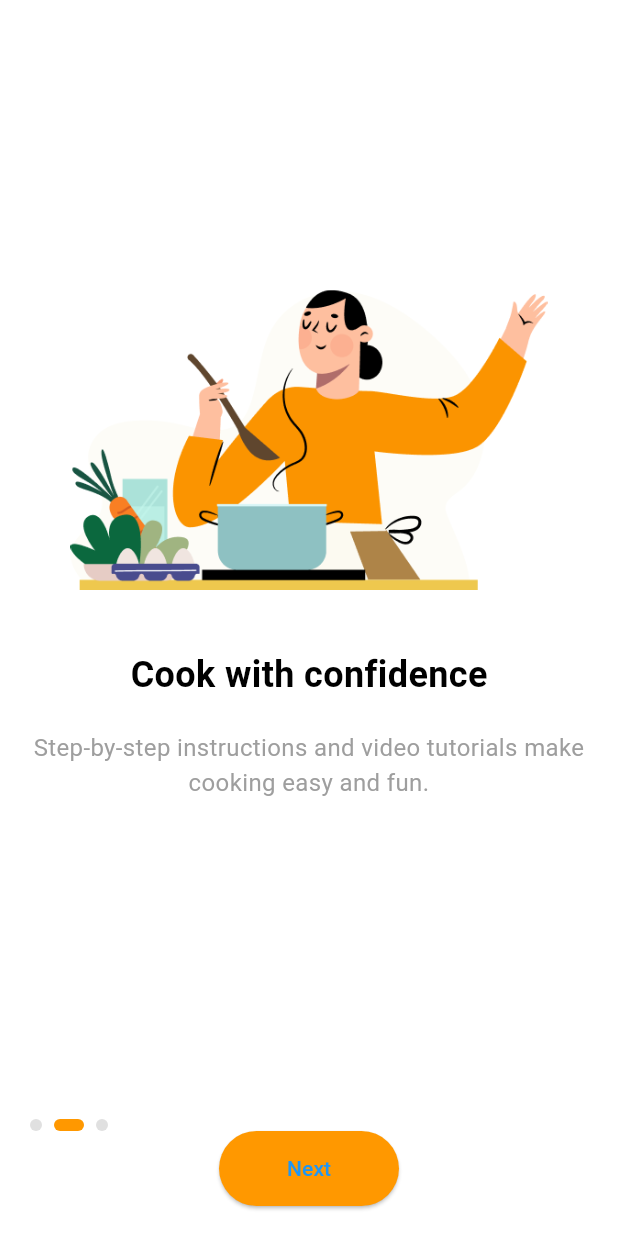
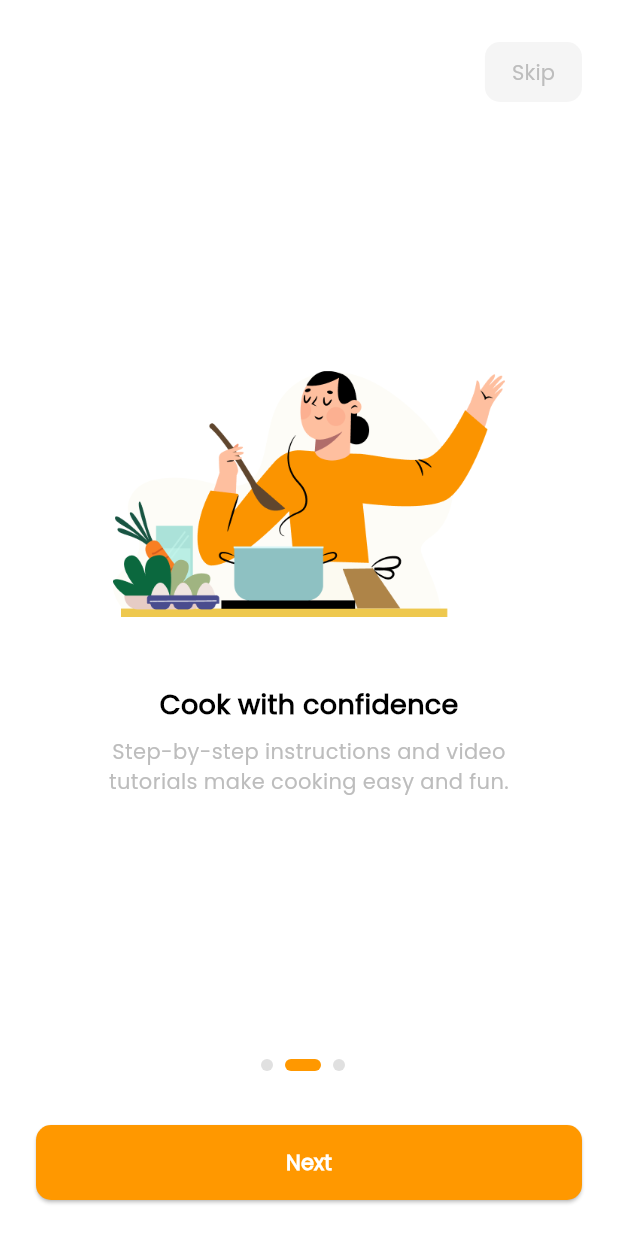
Before and after one commit to k-ardliyan/recipe_app, a Flutter app: the screen it shows after launch, swiped to page 2, on a phone screen of 412 x 824 dp. Run offline on Flutter 3.47's test engine with Material 3 defaults, Android fonts, the phone set to English and light mode, and no system bars; our stand-ins replace shared_preferences.

Commit message:
feat: Add OnboardingModel and SharedPrefs utility
- Add OnboardingModel class to represent onboarding data
- Add SharedPrefs utility class for managing shared preferences

```diff
--- a/lib/config/routes.dart
+++ b/lib/config/routes.dart
@@ -1,4 +1,5 @@
 import 'package:flutter/material.dart';
+import 'package:recipe_app/screens/home_screen.dart';
 import 'package:recipe_app/screens/splash_screen.dart';
 import 'package:recipe_app/screens/onboarding_screen.dart';
 
@@ -13,5 +14,6 @@ class AppRoutes {
   static Map<String, WidgetBuilder> routes = {
     splash: (context) => const SplashScreen(),
     onboarding: (context) => const OnboardingScreen(),
+    home: (context) => const HomeScreen(),
   };
 }
--- a/lib/config/theme.dart
+++ b/lib/config/theme.dart
@@ -1,20 +1,24 @@
 import 'package:flutter/material.dart';
+import 'package:recipe_app/gen/fonts.gen.dart';
 
 class AppTheme {
   static final ThemeData lightTheme = ThemeData(
     primaryColor: Colors.orange,
     scaffoldBackgroundColor: Colors.white,
-    fontFamily: 'Roboto',
+    fontFamily: FontFamily.poppins,
     textTheme: const TextTheme(
-      displayLarge: TextStyle(fontSize: 24.0, fontWeight: FontWeight.bold, color: Colors.black),
+      displayLarge: TextStyle(
+          fontSize: 24.0, fontWeight: FontWeight.bold, color: Colors.black),
       bodyLarge: TextStyle(fontSize: 16.0, color: Colors.black87),
     ),
     buttonTheme: ButtonThemeData(
       buttonColor: Colors.orange,
-      textTheme: ButtonTextTheme.primary,
+      textTheme: ButtonTextTheme.normal,
       shape: RoundedRectangleBorder(
-        borderRadius: BorderRadius.circular(25),
+        borderRadius: BorderRadius.circular(10),
       ),
-    ), colorScheme: ColorScheme.fromSwatch().copyWith(secondary: Colors.orangeAccent),
+    ),
+    colorScheme:
+        ColorScheme.fromSwatch().copyWith(secondary: Colors.orangeAccent),
   );
 }
--- /dev/null
+++ b/lib/data/models/onboarding_model.dart
@@ -0,0 +1,11 @@
+class OnboardingModel {
+  final String title;
+  final String description;
+  final String image;
+
+  OnboardingModel({
+    required this.title,
+    required this.description,
+    required this.image,
+  });
+}
--- /dev/null
+++ b/lib/data/onboarding_data.dart
@@ -0,0 +1,23 @@
+import 'package:recipe_app/data/models/onboarding_model.dart';
+import 'package:recipe_app/gen/assets.gen.dart';
+
+final List<OnboardingModel> onboardingContents = [
+  OnboardingModel(
+    title: "Thousands of tested recipes",
+    description:
+        "There is no need to learn to cook. Tested recipes are guaranteed to work by our professional chefs.",
+    image: Assets.images.onboarding1.path,
+  ),
+  OnboardingModel(
+    title: "Cook with confidence",
+    description:
+        "Step-by-step instructions and video tutorials make cooking easy and fun.",
+    image: Assets.images.onboarding1.path,
+  ),
+  OnboardingModel(
+    title: "Save your favorites",
+    description:
+        "Bookmark your favorite recipes and access them anytime, even offline.",
+    image: Assets.images.onboarding1.path,
+  ),
+];
--- /dev/null
+++ b/lib/gen/fonts.gen.dart
@@ -0,0 +1,15 @@
+/// GENERATED CODE - DO NOT MODIFY BY HAND
+/// *****************************************************
+///  FlutterGen
+/// *****************************************************
+
+// coverage:ignore-file
+// ignore_for_file: type=lint
+// ignore_for_file: directives_ordering,unnecessary_import,implicit_dynamic_list_literal,deprecated_member_use
+
+class FontFamily {
+  FontFamily._();
+
+  /// Font family: Poppins
+  static const String poppins = 'Poppins';
+}
--- /dev/null
+++ b/lib/screens/home_screen.dart
@@ -0,0 +1,30 @@
+import 'package:flutter/material.dart';
+import 'package:recipe_app/config/routes.dart';
+import 'package:shared_preferences/shared_preferences.dart';
+
+class HomeScreen extends StatelessWidget {
+  const HomeScreen({super.key});
+
+  @override
+  Widget build(BuildContext context) {
+    return Scaffold(
+      appBar: AppBar(
+        title: const Text('Home'),
+        actions: [
+          IconButton(
+            icon: const Icon(Icons.logout),
+            onPressed: () {
+              SharedPreferences.getInstance().then((prefs) {
+                prefs.clear();
+              });
+              Navigator.pushReplacementNamed(context, AppRoutes.splash);
+            },
+          ),
+        ],
+      ),
+      body: const Center(
+        child: Text('Home Screen'),
+      ),
+    );
+  }
+}
--- a/lib/screens/onboarding_screen.dart
+++ b/lib/screens/onboarding_screen.dart
@@ -1,6 +1,8 @@
 import 'package:flutter/material.dart';
 import 'package:recipe_app/config/routes.dart';
-import 'package:recipe_app/gen/assets.gen.dart';
+import 'package:recipe_app/data/models/onboarding_model.dart';
+import 'package:recipe_app/data/onboarding_data.dart';
+import 'package:recipe_app/utils/shared_prefs.dart';
 
 class OnboardingScreen extends StatefulWidget {
   const OnboardingScreen({super.key});
@@ -13,26 +15,10 @@ class OnboardingScreenState extends State<OnboardingScreen> {
   final PageController _pageController = PageController();
   int _currentPage = 0;
 
-  final List<OnboardingContent> _contents = [
-    OnboardingContent(
-      title: "Thousands of tested recipes",
-      description:
-          "There is no need to learn to cook. Tested recipes are guaranteed to work by our professional chefs.",
-      image: Assets.images.onboarding1.path,
-    ),
-    OnboardingContent(
-      title: "Cook with confidence",
-      description:
-          "Step-by-step instructions and video tutorials make cooking easy and fun.",
-      image: Assets.images.onboarding1.path,
-    ),
-    OnboardingContent(
-      title: "Save your favorites",
-      description:
-          "Bookmark your favorite recipes and access them anytime, even offline.",
-      image: Assets.images.onboarding1.path,
-    ),
-  ];
+  void onGetStartedPressed() async {
+    await SharedPrefs.setOnboardingSeen();
+    if (mounted) Navigator.pushReplacementNamed(context, AppRoutes.home);
+  }
 
   @override
   Widget build(BuildContext context) {
@@ -41,63 +27,62 @@ class OnboardingScreenState extends State<OnboardingScreen> {
       body: SafeArea(
         child: Column(
           children: [
+            Padding(
+              padding: const EdgeInsets.all(24.0),
+              child: Align(
+                alignment: Alignment.topRight,
+                child: TextButton(
+                  style: TextButton.styleFrom(
+                    backgroundColor: Colors.grey[100],
+                    foregroundColor: Colors.grey[400],
+                    padding: const EdgeInsets.symmetric(
+                      horizontal: 18,
+                      vertical: 8,
+                    ),
+                    shape: RoundedRectangleBorder(
+                      borderRadius: BorderRadius.circular(10),
+                    ),
+                  ),
+                  onPressed: onGetStartedPressed,
+                  child: Text(
+                    "Skip",
+                    style: TextStyle(
+                      color: Colors.grey[400],
+                    ),
+                  ),
+                ),
+              ),
+            ),
             Expanded(
               child: PageView.builder(
-                scrollBehavior: const MaterialScrollBehavior(),
                 controller: _pageController,
-                itemCount: _contents.length,
+                itemCount: onboardingContents.length,
                 onPageChanged: (int page) {
                   setState(() {
                     _currentPage = page;
                   });
                 },
                 itemBuilder: (context, index) {
-                  return Padding(
-                    padding: const EdgeInsets.all(20.0),
-                    child: Column(
-                      mainAxisAlignment: MainAxisAlignment.center,
-                      children: [
-                        Image.asset(
-                          _contents[index].image,
-                          height: 200,
-                        ),
-                        const SizedBox(height: 40),
-                        Text(
-                          _contents[index].title,
-                          style: const TextStyle(
-                            fontSize: 24,
-                            fontWeight: FontWeight.bold,
-                          ),
-                        ),
-                        const SizedBox(height: 20),
-                        Text(
-                          _contents[index].description,
-                          textAlign: TextAlign.center,
-                          style: const TextStyle(
-                            color: Colors.grey,
-                            fontSize: 16,
-                          ),
-                        ),
-                      ],
-                    ),
-                  );
+                  return buildOnboardingPage(onboardingContents[index]);
                 },
               ),
             ),
             Padding(
-              padding: const EdgeInsets.all(20.0),
+              padding: const EdgeInsets.all(24.0),
               child: Column(
                 children: [
                   Row(
+                    mainAxisAlignment: MainAxisAlignment.center,
                     children: List.generate(
-                      _contents.length,
+                      onboardingContents.length,
                       (index) => buildDot(index),
                     ),
                   ),
+                  const SizedBox(height: 36),
                   ElevatedButton(
                     onPressed: () {
-                      if (_currentPage == _contents.length - 1) {
-                        Navigator.pushReplacementNamed(context, AppRoutes.home);
+                      if (_currentPage == onboardingContents.length - 1) {
+                        onGetStartedPressed();
                       } else {
                         _pageController.nextPage(
                           duration: const Duration(milliseconds: 300),
@@ -107,15 +92,19 @@ class OnboardingScreenState extends State<OnboardingScreen> {
                     },
                     style: ElevatedButton.styleFrom(
                       backgroundColor: Colors.orange,
-                      minimumSize: const Size(120, 50),
+                      minimumSize: const Size(double.infinity, 50),
                       shape: RoundedRectangleBorder(
-                        borderRadius: BorderRadius.circular(25),
+                        borderRadius: BorderRadius.circular(10),
                       ),
                     ),
                     child: Text(
-                      _currentPage == _contents.length - 1
+                      _currentPage == onboardingContents.length - 1
                           ? "Get Started"
                           : "Next",
+                      style: const TextStyle(
+                        fontWeight: FontWeight.w600,
+                        color: Colors.white,
+                      ),
                     ),
                   ),
                 ],
@@ -127,27 +116,59 @@ class OnboardingScreenState extends State<OnboardingScreen> {
     );
   }
 
-  Container buildDot(int index) {
-    return Container(
-      margin: const EdgeInsets.only(right: 8),
-      width: _currentPage == index ? 20 : 8,
-      height: 8,
-      decoration: BoxDecoration(
-        color: _currentPage == index ? Colors.orange : Colors.grey[300],
-        borderRadius: BorderRadius.circular(4),
+  Widget buildOnboardingPage(OnboardingModel content) {
+    return Padding(
+      padding: const EdgeInsets.all(24.0),
+      child: Column(
+        mainAxisAlignment: MainAxisAlignment.center,
+        children: [
+          Image.asset(
+            content.image,
+            height: 164,
+            fit: BoxFit.contain,
+          ),
+          const SizedBox(height: 46),
+          Text(
+            content.title,
+            style: const TextStyle(
+              fontSize: 18,
+              fontWeight: FontWeight.w600,
+            ),
+          ),
+          const SizedBox(height: 8),
+          SizedBox(
+            width: 270,
+            child: Text(
+              content.description,
+              textAlign: TextAlign.center,
+              style: TextStyle(
+                color: Colors.grey[400],
+              ),
+            ),
+          ),
+        ],
+      ),
+    );
+  }
+
+  Widget buildDot(int index) {
+    return GestureDetector(
+      onTap: () {
+        _pageController.animateToPage(
+          index,
+          duration: const Duration(milliseconds: 300),
+          curve: Curves.ease,
+        );
+      },
+      child: Container(
+        margin: const EdgeInsets.only(right: 8),
+        width: _currentPage == index ? 24 : 8,
+        height: 8,
+        decoration: BoxDecoration(
+          color: _currentPage == index ? Colors.orange : Colors.grey[300],
+          borderRadius: BorderRadius.circular(4),
+        ),
       ),
     );
   }
 }
-
-class OnboardingContent {
-  final String title;
-  final String description;
-  final String image;
-
-  OnboardingContent({
-    required this.title,
-    required this.description,
-    required this.image,
-  });
-}
--- a/lib/screens/splash_screen.dart
+++ b/lib/screens/splash_screen.dart
@@ -1,8 +1,9 @@
+import 'dart:async';
 import 'package:flutter/material.dart';
-import 'dart:async';
 import 'package:recipe_app/config/app_config.dart';
 import 'package:recipe_app/config/routes.dart';
 import 'package:recipe_app/gen/assets.gen.dart';
+import 'package:recipe_app/utils/shared_prefs.dart';
 
 class SplashScreen extends StatefulWidget {
   const SplashScreen({super.key});
@@ -16,8 +17,19 @@ class SplashScreenState extends State<SplashScreen> {
   void initState() {
     super.initState();
     Timer(const Duration(seconds: AppConfig.splashDuration), () {
-      Navigator.pushReplacementNamed(context, AppRoutes.onboarding);
+      checkFirstSeen();
     });
+  }
+
+  Future<void> checkFirstSeen() async {
+    bool isFirstTime = await SharedPrefs.isFirstTime();
+
+    if (mounted) {
+      Navigator.pushReplacementNamed(
+        context,
+        isFirstTime ? AppRoutes.onboarding : AppRoutes.home,
+      );
+    }
   }
 
   @override
--- /dev/null
+++ b/lib/utils/shared_prefs.dart
@@ -0,0 +1,13 @@
+import 'package:shared_preferences/shared_preferences.dart';
+
+class SharedPrefs {
+  static Future<bool> isFirstTime() async {
+    final prefs = await SharedPreferences.getInstance();
+    return !(prefs.getBool('seen_onboarding') ?? false);
+  }
+
+  static Future<void> setOnboardingSeen() async {
+    final prefs = await SharedPreferences.getInstance();
+    await prefs.setBool('seen_onboarding', true);
+  }
+}
```
Also changed, not shown: pubspec.yaml (+7 -6 lines), assets/fonts/Poppins-Italic.ttf (added), assets/fonts/Poppins-Regular.ttf (added), pubspec.lock, 1 other file.
